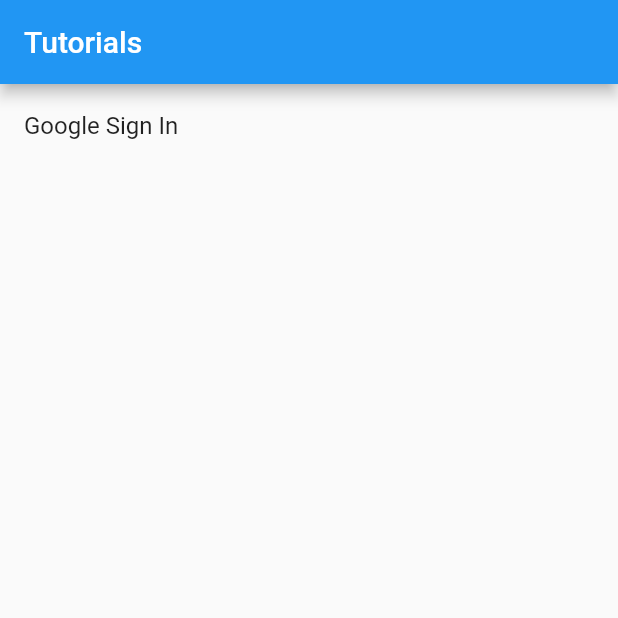
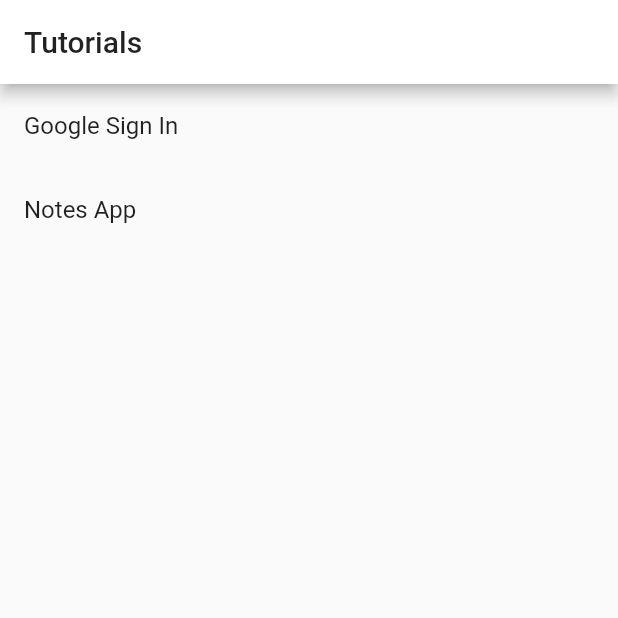
Before and after one commit to astudilloalex/tutorials, a Flutter app: the screen it shows after launch, on a phone screen of 412 x 824 dp, the top half of it. Run offline on Flutter 3.47's test engine with Material 2 defaults, Android fonts, the phone set to English and light mode, and no system bars; our stand-ins replace firebase_auth, firebase_core, google_sign_in, sqflite; accounts and stored records are empty.

Commit message:
Update main to work with only routes

```diff
--- a/lib/main.dart
+++ b/lib/main.dart
@@ -1,11 +1,24 @@
 import 'package:firebase_core/firebase_core.dart';
 import 'package:flutter/material.dart';
+import 'package:provider/provider.dart';
+import 'package:tutorials/common/constants.dart';
 import 'package:tutorials/google_sign_in_firebase/home_google_sign_in.dart';
+import 'package:tutorials/notes/providers/note_provider.dart';
+import 'package:tutorials/notes/routes/edit_note/edit_note_page.dart';
+import 'package:tutorials/notes/routes/home/home_page.dart';
+import 'package:tutorials/notes/search_note/search_note.dart';
+import 'package:tutorials/notes/services/sqlite.dart';
 
 Future<void> main() async {
   WidgetsFlutterBinding.ensureInitialized();
   await Firebase.initializeApp();
-  runApp(MyApp());
+  await SQLite.init();
+  runApp(MultiProvider(
+    providers: [
+      ChangeNotifierProvider(create: (_) => NoteProvider()),
+    ],
+    child: MyApp(),
+  ));
 }
 
 class MyApp extends StatelessWidget {
@@ -14,9 +27,15 @@
     return MaterialApp(
       title: 'Flutter Demo',
       theme: ThemeData(
-        primarySwatch: Colors.blue,
+        primaryColor: Colors.white,
       ),
-      home: _Home(),
+      initialRoute: Routes.home,
+      routes: {
+        Routes.home: (_) => _Home(),
+        Routes.notesHome: (_) => NotesHomePage(),
+        Routes.editNote: (_) => EditNotePage(),
+        Routes.searchNote: (_) => SearchNotePage(),
+      },
     );
   }
 }
@@ -40,6 +59,12 @@
                   ));
             },
           ),
+          ListTile(
+            title: Text('Notes App'),
+            onTap: () {
+              Navigator.pushNamed(context, Routes.notesHome);
+            },
+          ),
         ],
       ),
     );
```
Also changed, not shown: pubspec.yaml (+8 -0 lines), pubspec.lock.
